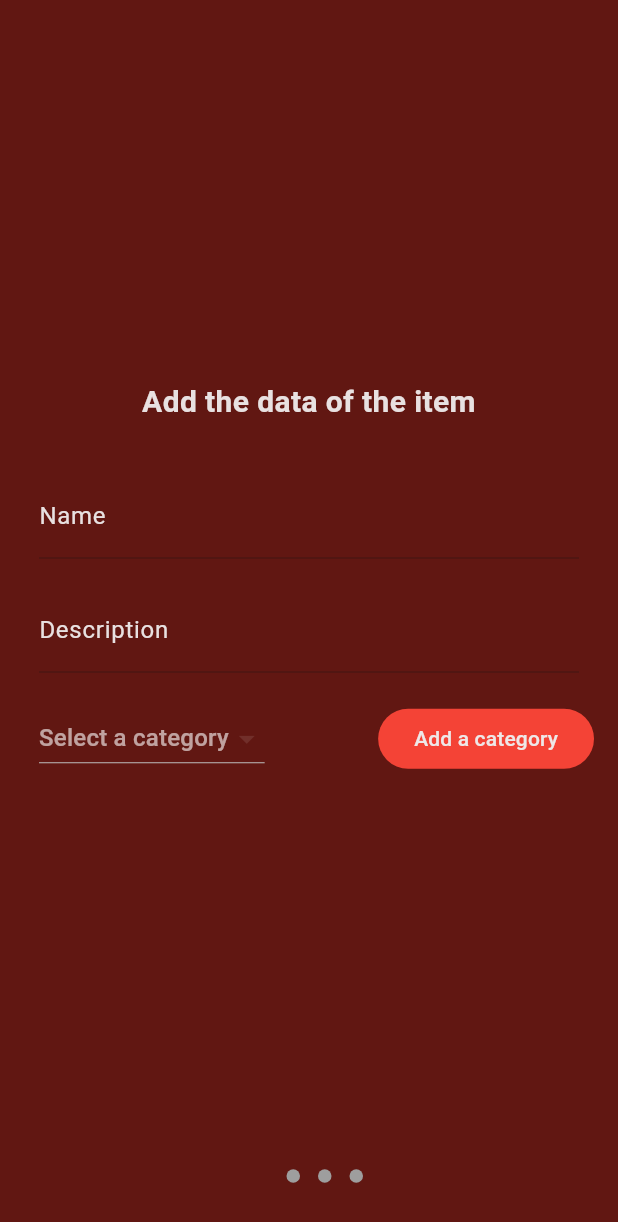
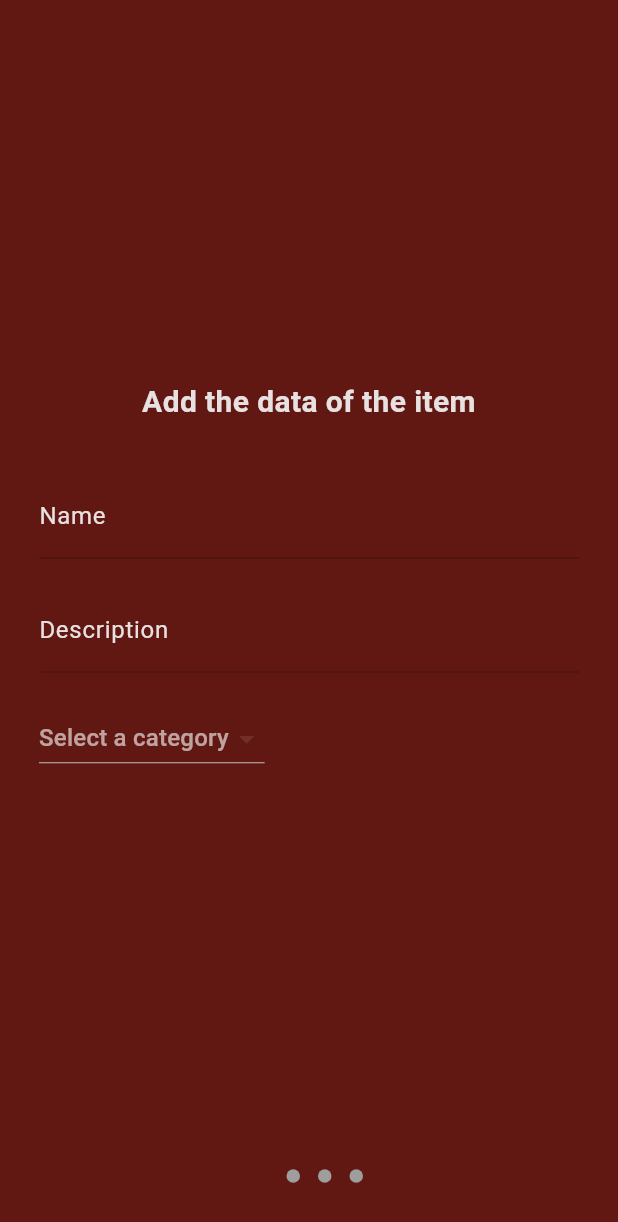
Before and after one commit to CerberusProgrammer/stock_tracking, a Flutter app: the screen it shows after launch, scrolled down 106 dp, after a tap on the "add" icon, on a phone screen of 412 x 824 dp. Shown: the top 1222 px of the screen. Run offline on Flutter 3.47's test engine with Material 2 defaults, Android fonts, the light colour scheme and no system bars; drawn by our look-alikes of introduction_screen; our stand-ins replace flutter_colorpicker, font_awesome_flutter.

Commit message:
Pending to do the Icon Picker for the category add option, need to review the pending error in the add item in Home Screen.

```diff
--- a/lib/home/add_item.dart
+++ b/lib/home/add_item.dart
@@ -1,6 +1,9 @@
 import 'package:flutter/material.dart';
 import 'package:font_awesome_flutter/font_awesome_flutter.dart';
 import 'package:introduction_screen/introduction_screen.dart';
+import 'package:stock_tracking/objects/categories.dart';
+
+import '../objects/category_item.dart';
 
 class AdderItem extends StatefulWidget {
   const AdderItem({super.key});
@@ -22,7 +25,15 @@ class _AdderItemState extends State<StatefulWidget> {
     Navigator.of(context).pop();
   }
 
-  static List<DropdownMenuItem> items = [];
+  List<DropdownMenuItem> toDropdownMenuItems() {
+    List<DropdownMenuItem> items = [];
+
+    for (CategoryItem category in categoryList) {
+      items.add(DropdownMenuItem(child: Text(category.name)));
+    }
+
+    return items;
+  }
 
   @override
   Widget build(BuildContext context) {
@@ -32,6 +43,8 @@ class _AdderItemState extends State<StatefulWidget> {
             decoration: const PageDecoration(bodyAlignment: Alignment.center),
             title: 'Add the data of the item',
             bodyWidget: Column(
+              crossAxisAlignment: CrossAxisAlignment.start,
+              mainAxisAlignment: MainAxisAlignment.start,
               children: [
                 Padding(
                   padding: const EdgeInsets.all(10),
@@ -49,14 +62,14 @@ class _AdderItemState extends State<StatefulWidget> {
                   ),
                 ),
                 Row(
-                  mainAxisAlignment: MainAxisAlignment.center,
+                  mainAxisAlignment: MainAxisAlignment.start,
                   children: [
                     Padding(
                       padding: const EdgeInsets.all(10),
                       child: DropdownButton(
-                        value: selected,
+                        value: null,
                         hint: const Text('Select a category'),
-                        items: items,
+                        items: toDropdownMenuItems(),
                         onChanged: (value) {
                           if (value != null) {
                             setState(() {
@@ -65,39 +78,6 @@ class _AdderItemState extends State<StatefulWidget> {
                           }
                         },
                       ),
-                    ),
-                    const Spacer(),
-                    FilledButton(
-                      onPressed: () => showDialog<String>(
-                        context: context,
-                        builder: (BuildContext context) => AlertDialog(
-                          title: const Text('Set the name of the category'),
-                          content: TextField(
-                            autofocus: true,
-                            controller: category,
-                            decoration: const InputDecoration(
-                                label: Text('Category'),
-                                hintText: 'Vegetables, Fruits, etc...'),
-                          ),
-                          actions: <Widget>[
-                            TextButton(
-                              onPressed: () => Navigator.pop(context, 'Cancel'),
-                              child: const Text('Cancel'),
-                            ),
-                            TextButton(
-                              onPressed: () {
-                                setState(() {
-                                  items.add(DropdownMenuItem(
-                                      child: Text(category.text)));
-                                });
-                                Navigator.pop(context, 'OK');
-                              },
-                              child: const Text('Add'),
-                            ),
-                          ],
-                        ),
-                      ),
-                      child: const Text('Add a category'),
                     ),
                   ],
                 ),
@@ -115,7 +95,8 @@ class _AdderItemState extends State<StatefulWidget> {
                     keyboardType: TextInputType.number,
                     decoration: const InputDecoration(
                       label: Text('Value'),
-                      suffix: Text('\$'),
+                      suffixIcon: Icon(Icons.attach_money),
+                      suffix: Text('per item'),
                     ),
                   ),
                 ),
@@ -124,7 +105,9 @@ class _AdderItemState extends State<StatefulWidget> {
                   child: TextField(
                     controller: quantity,
                     keyboardType: TextInputType.number,
-                    decoration: const InputDecoration(label: Text('Quantity')),
+                    decoration: const InputDecoration(
+                      label: Text('Quantity'),
+                    ),
                   ),
                 ),
               ],
--- a/lib/main.dart
+++ b/lib/main.dart
@@ -62,8 +62,8 @@ class _MainHome extends State<MainHome> with SingleTickerProviderStateMixin {
             Padding(
               padding: const EdgeInsets.only(left: 10, right: 10),
               child: ListTile(
-                title: const Text('Home'),
-                leading: const Icon(Icons.home),
+                title: const Text('Admin Mode'),
+                leading: const Icon(Icons.admin_panel_settings),
                 onTap: () {},
                 shape: const RoundedRectangleBorder(
                   borderRadius: BorderRadius.all(Radius.circular(20)),
@@ -73,8 +73,8 @@ class _MainHome extends State<MainHome> with SingleTickerProviderStateMixin {
             Padding(
               padding: const EdgeInsets.only(left: 10, right: 10),
               child: ListTile(
-                title: const Text('Inventory'),
-                leading: const Icon(Icons.train),
+                title: const Text('User Mode'),
+                leading: const Icon(Icons.verified_user),
                 onTap: () {},
                 shape: const RoundedRectangleBorder(
                   borderRadius: BorderRadius.all(Radius.circular(20)),
@@ -84,8 +84,8 @@ class _MainHome extends State<MainHome> with SingleTickerProviderStateMixin {
             Padding(
               padding: const EdgeInsets.only(left: 10, right: 10),
               child: ListTile(
-                title: const Text('Settings'),
-                leading: const Icon(Icons.settings),
+                title: const Text('Viewer Mode'),
+                leading: const Icon(Icons.remove_red_eye),
                 onTap: () {},
                 shape: const RoundedRectangleBorder(
                   borderRadius: BorderRadius.all(Radius.circular(20)),
--- /dev/null
+++ b/lib/objects/categories.dart
@@ -0,0 +1,3 @@
+import 'package:stock_tracking/objects/category_item.dart';
+
+List<CategoryItem> categoryList = [];
--- a/pubspec.yaml
+++ b/pubspec.yaml
@@ -7,9 +7,11 @@ environment:
   sdk: '>=2.19.2 <3.0.0'
 
 dependencies:
+  emoji_picker_flutter: ^1.5.2
   flutter:
     sdk: flutter
 
+  flutter_colorpicker: ^1.0.3
   font_awesome_flutter: ^10.4.0
   introduction_screen: ^3.1.4
 
```
Also changed, not shown: lib/inventory/inventory.dart (+126 -5 lines), lib/objects/category_item.dart (renamed from lib/objects/category.dart, +13 -7 lines), pubspec.lock, 5 other files.
